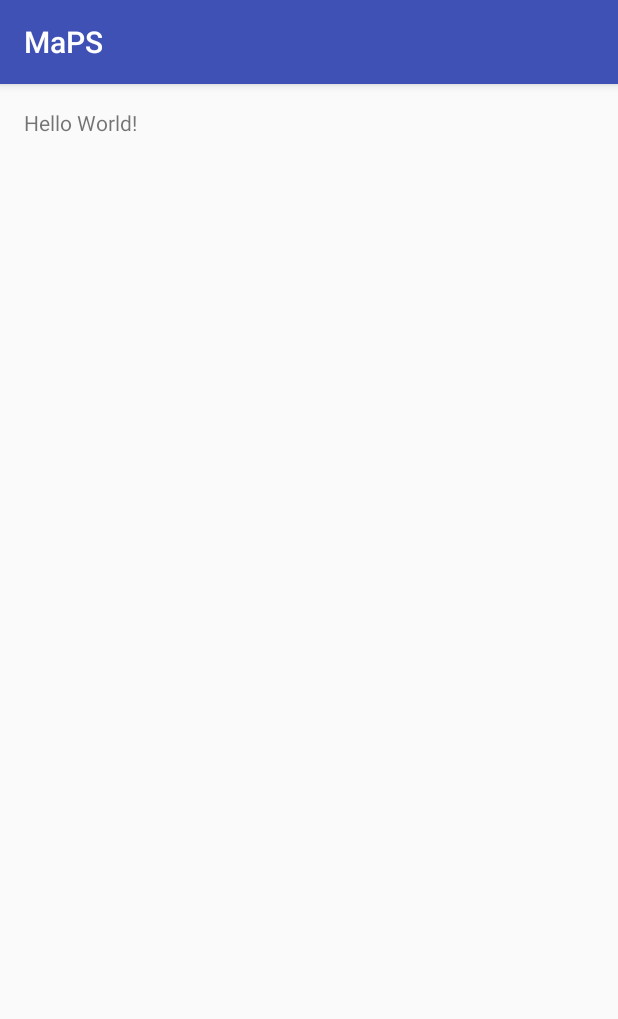
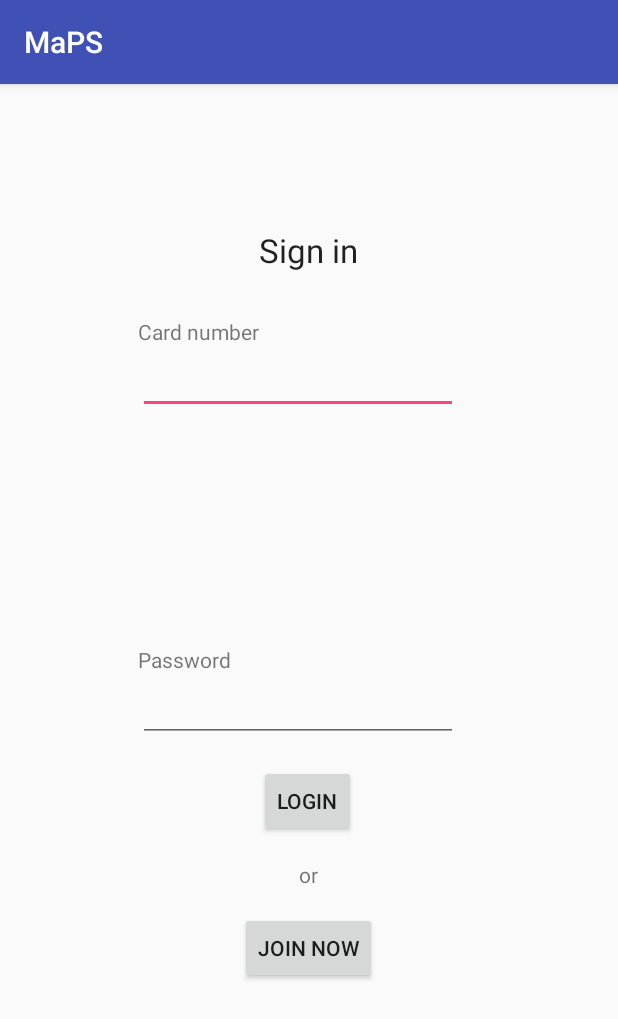
Before and after one commit to alexmoser/MaPS_project, an Android app: the screen it shows after launch (MainActivity), on a phone screen of 412 x 824 dp. Shown: the top 1019 px of the screen. Run offline under Robolectric (Android 15) with nearby library versions, the phone set to English and light mode, and no system bars.

Commit message:
Creazione registration_activity

```diff
--- a/MaPS/app/src/main/java/com/maps/unipi/maps/MainActivity.java
+++ b/MaPS/app/src/main/java/com/maps/unipi/maps/MainActivity.java
@@ -1,13 +1,35 @@
 package com.maps.unipi.maps;
 
+import android.content.Intent;
 import android.support.v7.app.AppCompatActivity;
 import android.os.Bundle;
+import android.view.View;
+import android.widget.Button;
 
-public class MainActivity extends AppCompatActivity {
+public class MainActivity extends AppCompatActivity implements View.OnClickListener{
 
     @Override
     protected void onCreate(Bundle savedInstanceState) {
         super.onCreate(savedInstanceState);
         setContentView(R.layout.activity_main);
+
+        Button login = (Button) findViewById(R.id.main_b_login);
+        Button join  = (Button) findViewById(R.id.main_b_join);
+        login.setOnClickListener(this);
+        join.setOnClickListener(this);
+    }
+
+    @Override
+    public void onClick(View v){
+
+        if(v.getId() == R.id.main_b_login){
+
+        }
+        else if(v.getId() == R.id.main_b_join){
+
+            Intent registration_form = new Intent(this, Registration.class);
+            startActivity(registration_form);
+        }
+
     }
 }
--- a/MaPS/app/src/main/res/layout/activity_main.xml
+++ b/MaPS/app/src/main/res/layout/activity_main.xml
@@ -8,10 +8,83 @@
     android:paddingRight="@dimen/activity_horizontal_margin"
     android:paddingTop="@dimen/activity_vertical_margin"
     android:paddingBottom="@dimen/activity_vertical_margin"
-    tools:context="com.maps.unipi.maps.MainActivity">
+    tools:context="com.maps.unipi.maps.MainActivity"
+    android:id="@+id/sign_in">
 
     <TextView
-        android:text="Hello World!"
         android:layout_width="wrap_content"
-        android:layout_height="wrap_content" />
+        android:layout_height="wrap_content"
+        android:textAppearance="?android:attr/textAppearanceLarge"
+        android:text="@string/sign_in"
+        android:id="@+id/main_tv_signin"
+        android:layout_marginTop="80dp"
+        android:layout_alignParentTop="true"
+        android:layout_centerHorizontal="true" />
+
+    <TextView
+        android:layout_width="wrap_content"
+        android:layout_height="wrap_content"
+        android:text="@string/card_number"
+        android:id="@+id/main_tv_card"
+        android:layout_marginTop="30dp"
+        android:layout_below="@+id/main_tv_signin"
+        android:layout_toStartOf="@+id/main_tv_signin" />
+
+    <EditText
+        android:layout_width="wrap_content"
+        android:layout_height="wrap_content"
+        android:inputType="number"
+        android:ems="10"
+        android:id="@+id/main_et_card"
+        android:layout_below="@+id/main_tv_card"
+        android:layout_alignStart="@+id/main_tv_card" />
+
+    <TextView
+        android:layout_width="wrap_content"
+        android:layout_height="wrap_content"
+        android:text="@string/password"
+        android:id="@+id/main_tv_pass"
+        android:layout_centerVertical="true"
+        android:layout_alignStart="@+id/main_tv_card" />
+
+    <EditText
+        android:layout_width="wrap_content"
+        android:layout_height="wrap_content"
+        android:inputType="textPassword"
+        android:ems="10"
+        android:id="@+id/main_et_pass"
+        android:layout_below="@+id/main_tv_pass"
+        android:layout_alignStart="@+id/main_tv_pass" />
+
+    <Button
+        style="?android:attr/buttonStyleSmall"
+        android:layout_width="wrap_content"
+        android:layout_height="wrap_content"
+        android:text="@string/login"
+        android:id="@+id/main_b_login"
+        android:layout_below="@+id/main_et_pass"
+        android:layout_toEndOf="@+id/main_tv_card"
+        android:layout_marginTop="15dp" />
+
+    <TextView
+        android:layout_width="wrap_content"
+        android:layout_height="wrap_content"
+        android:text="@string/or"
+        android:id="@+id/main_tv_or"
+        android:layout_below="@+id/main_b_login"
+        android:layout_centerHorizontal="true"
+        android:layout_marginTop="15dp" />
+
+    <Button
+        style="?android:attr/buttonStyleSmall"
+        android:layout_width="wrap_content"
+        android:layout_height="wrap_content"
+        android:text="@string/registration"
+        android:id="@+id/main_b_join"
+        android:layout_below="@+id/main_tv_or"
+        android:layout_marginTop="15dp"
+        android:layout_alignParentEnd="false"
+        android:layout_alignParentStart="false"
+        android:layout_centerHorizontal="true" />
+
 </RelativeLayout>
--- a/MaPS/app/src/main/res/values/strings.xml
+++ b/MaPS/app/src/main/res/values/strings.xml
@@ -1,3 +1,13 @@
 <resources>
     <string name="app_name">MaPS</string>
+    <string name="sign_in">Sign in</string>
+    <string name="card_number">Card number</string>
+    <string name="password">Password</string>
+    <string name="registration">Join now</string>
+    <string name="login">Login</string>
+    <string name="or">or</string>
+    <string name="name">Name</string>
+    <string name="surname">Surname</string>
+    <string name="confirm_password">Confirm Password</string>
+    <string name="done">Done</string>
 </resources>
--- a/MaPS/build.gradle
+++ b/MaPS/build.gradle
@@ -5,7 +5,7 @@ buildscript {
         jcenter()
     }
     dependencies {
-        classpath 'com.android.tools.build:gradle:2.1.0-alpha1'
+        classpath 'com.android.tools.build:gradle:2.0.0'
 
         // NOTE: Do not place your application dependencies here; they belong
         // in the individual module build.gradle files
```
Also changed, not shown: MaPS/app/src/main/AndroidManifest.xml (+5 -4 lines), MaPS/app/src/main/java/com/maps/unipi/maps/Registration.java (added, +41 -0 lines), MaPS/app/src/main/res/layout/activity_registration.xml (added, +108 -0 lines).
